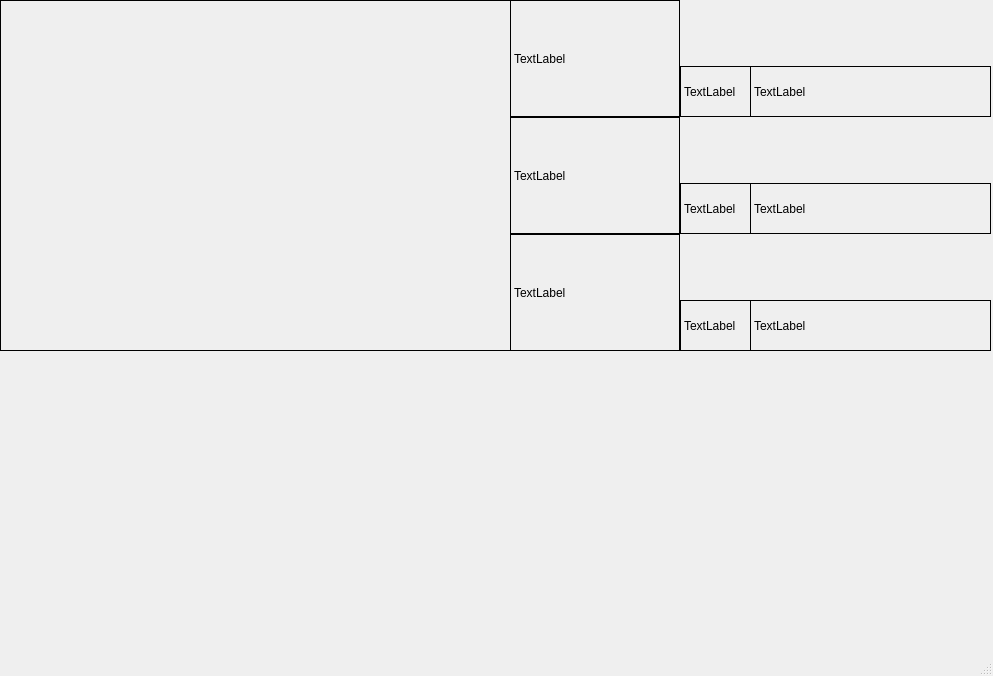
Old version of the form user_interface.ui in the repository RicePandaaaa/KHealth.
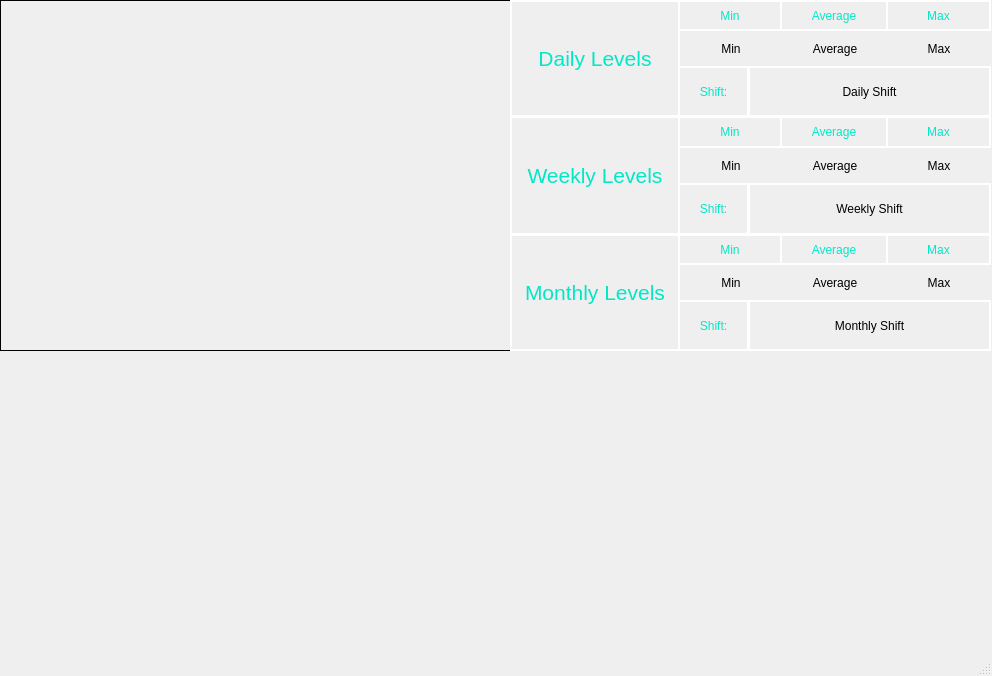
New version of the form.

```diff
--- a/user_interface.ui
+++ b/user_interface.ui
@@ -6,7 +6,7 @@
    <rect>
     <x>0</x>
     <y>0</y>
-    <width>993</width>
+    <width>992</width>
     <height>676</height>
    </rect>
   </property>
@@ -42,27 +42,57 @@
       <height>117</height>
      </rect>
     </property>
+    <property name="font">
+     <font>
+      <pointsize>16</pointsize>
+     </font>
+    </property>
+    <property name="styleSheet">
+     <string notr="true">color: #01e8c6;
+border: 2px solid white;</string>
+    </property>
     <property name="frameShape">
      <enum>QFrame::Box</enum>
     </property>
+    <property name="lineWidth">
+     <number>2</number>
+    </property>
     <property name="text">
-     <string>TextLabel</string>
+     <string>Daily Levels</string>
+    </property>
+    <property name="alignment">
+     <set>Qt::AlignCenter</set>
     </property>
    </widget>
    <widget class="QLabel" name="weekDescLabel">
     <property name="geometry">
      <rect>
       <x>510</x>
-      <y>117</y>
+      <y>116</y>
       <width>170</width>
-      <height>117</height>
+      <height>119</height>
      </rect>
     </property>
+    <property name="font">
+     <font>
+      <pointsize>16</pointsize>
+     </font>
+    </property>
+    <property name="styleSheet">
+     <string notr="true">color: #01e8c6;
+border: 2px solid white;</string>
+    </property>
     <property name="frameShape">
      <enum>QFrame::Box</enum>
     </property>
+    <property name="lineWidth">
+     <number>2</number>
+    </property>
     <property name="text">
-     <string>TextLabel</string>
+     <string>Weekly Levels</string>
+    </property>
+    <property name="alignment">
+     <set>Qt::AlignCenter</set>
     </property>
    </widget>
    <widget class="QLabel" name="monthDescLabel">
@@ -74,107 +104,587 @@
       <height>117</height>
      </rect>
     </property>
+    <property name="font">
+     <font>
+      <pointsize>16</pointsize>
+     </font>
+    </property>
+    <property name="styleSheet">
+     <string notr="true">color: #01e8c6;
+border: 2px solid white;</string>
+    </property>
     <property name="frameShape">
      <enum>QFrame::Box</enum>
     </property>
+    <property name="lineWidth">
+     <number>2</number>
+    </property>
     <property name="text">
-     <string>TextLabel</string>
+     <string>Monthly Levels</string>
+    </property>
+    <property name="alignment">
+     <set>Qt::AlignCenter</set>
     </property>
    </widget>
    <widget class="QLabel" name="dayShiftValLabel">
     <property name="geometry">
      <rect>
-      <x>750</x>
+      <x>748</x>
       <y>66</y>
-      <width>241</width>
+      <width>243</width>
       <height>51</height>
      </rect>
     </property>
+    <property name="styleSheet">
+     <string notr="true">border: 2px solid white;</string>
+    </property>
     <property name="frameShape">
      <enum>QFrame::Box</enum>
     </property>
+    <property name="lineWidth">
+     <number>1</number>
+    </property>
     <property name="text">
-     <string>TextLabel</string>
+     <string>Daily Shift</string>
+    </property>
+    <property name="alignment">
+     <set>Qt::AlignCenter</set>
     </property>
    </widget>
    <widget class="QLabel" name="weekShiftValLabel">
     <property name="geometry">
      <rect>
-      <x>750</x>
+      <x>748</x>
       <y>183</y>
-      <width>241</width>
+      <width>243</width>
+      <height>52</height>
+     </rect>
+    </property>
+    <property name="styleSheet">
+     <string notr="true">border: 2px solid white;</string>
+    </property>
+    <property name="frameShape">
+     <enum>QFrame::Box</enum>
+    </property>
+    <property name="lineWidth">
+     <number>1</number>
+    </property>
+    <property name="text">
+     <string>Weekly Shift</string>
+    </property>
+    <property name="alignment">
+     <set>Qt::AlignCenter</set>
+    </property>
+   </widget>
+   <widget class="QLabel" name="monthShiftValLabel">
+    <property name="geometry">
+     <rect>
+      <x>748</x>
+      <y>300</y>
+      <width>243</width>
       <height>51</height>
      </rect>
     </property>
+    <property name="styleSheet">
+     <string notr="true">border: 2px solid white;</string>
+    </property>
     <property name="frameShape">
      <enum>QFrame::Box</enum>
     </property>
+    <property name="lineWidth">
+     <number>1</number>
+    </property>
     <property name="text">
-     <string>TextLabel</string>
+     <string>Monthly Shift</string>
+    </property>
+    <property name="alignment">
+     <set>Qt::AlignCenter</set>
     </property>
    </widget>
    <widget class="QLabel" name="monthShiftDescLabel">
     <property name="geometry">
      <rect>
-      <x>750</x>
-      <y>300</y>
-      <width>241</width>
-      <height>51</height>
-     </rect>
-    </property>
-    <property name="frameShape">
-     <enum>QFrame::Box</enum>
-    </property>
-    <property name="text">
-     <string>TextLabel</string>
-    </property>
-   </widget>
-   <widget class="QLabel" name="monthShiftDescLabel_2">
-    <property name="geometry">
-     <rect>
-      <x>680</x>
+      <x>678</x>
       <y>300</y>
       <width>71</width>
       <height>51</height>
      </rect>
     </property>
+    <property name="styleSheet">
+     <string notr="true">color: #01e8c6;
+border: 2px solid white;</string>
+    </property>
     <property name="frameShape">
      <enum>QFrame::Box</enum>
     </property>
+    <property name="lineWidth">
+     <number>1</number>
+    </property>
     <property name="text">
-     <string>TextLabel</string>
+     <string>Shift:</string>
+    </property>
+    <property name="alignment">
+     <set>Qt::AlignCenter</set>
     </property>
    </widget>
    <widget class="QLabel" name="weekShiftDescLabel">
     <property name="geometry">
      <rect>
-      <x>680</x>
+      <x>678</x>
       <y>183</y>
       <width>71</width>
-      <height>51</height>
+      <height>52</height>
      </rect>
     </property>
+    <property name="styleSheet">
+     <string notr="true">color: #01e8c6;
+border: 2px solid white;</string>
+    </property>
     <property name="frameShape">
      <enum>QFrame::Box</enum>
     </property>
+    <property name="lineWidth">
+     <number>2</number>
+    </property>
     <property name="text">
-     <string>TextLabel</string>
+     <string>Shift:</string>
+    </property>
+    <property name="alignment">
+     <set>Qt::AlignCenter</set>
     </property>
    </widget>
    <widget class="QLabel" name="dayShiftDescLabel">
     <property name="geometry">
      <rect>
-      <x>680</x>
+      <x>678</x>
       <y>66</y>
       <width>71</width>
       <height>51</height>
      </rect>
     </property>
+    <property name="styleSheet">
+     <string notr="true">color: #01e8c6;
+border: 2px solid white;</string>
+    </property>
     <property name="frameShape">
      <enum>QFrame::Box</enum>
     </property>
+    <property name="lineWidth">
+     <number>2</number>
+    </property>
     <property name="text">
-     <string>TextLabel</string>
+     <string>Shift:</string>
+    </property>
+    <property name="alignment">
+     <set>Qt::AlignCenter</set>
+    </property>
+   </widget>
+   <widget class="QLabel" name="dailyMinDescLabel">
+    <property name="geometry">
+     <rect>
+      <x>678</x>
+      <y>0</y>
+      <width>104</width>
+      <height>31</height>
+     </rect>
+    </property>
+    <property name="layoutDirection">
+     <enum>Qt::LeftToRight</enum>
+    </property>
+    <property name="styleSheet">
+     <string notr="true">color: #01e8c6;
+border: 2px solid white;</string>
+    </property>
+    <property name="frameShape">
+     <enum>QFrame::Box</enum>
+    </property>
+    <property name="lineWidth">
+     <number>2</number>
+    </property>
+    <property name="text">
+     <string>Min</string>
+    </property>
+    <property name="alignment">
+     <set>Qt::AlignCenter</set>
+    </property>
+   </widget>
+   <widget class="QLabel" name="dayAvgDescLabel">
+    <property name="geometry">
+     <rect>
+      <x>780</x>
+      <y>0</y>
+      <width>108</width>
+      <height>31</height>
+     </rect>
+    </property>
+    <property name="styleSheet">
+     <string notr="true">color: #01e8c6;
+border: 2px solid white;</string>
+    </property>
+    <property name="frameShape">
+     <enum>QFrame::Box</enum>
+    </property>
+    <property name="lineWidth">
+     <number>2</number>
+    </property>
+    <property name="text">
+     <string>Average</string>
+    </property>
+    <property name="alignment">
+     <set>Qt::AlignCenter</set>
+    </property>
+   </widget>
+   <widget class="QLabel" name="dayMaxDescLabel">
+    <property name="geometry">
+     <rect>
+      <x>886</x>
+      <y>0</y>
+      <width>105</width>
+      <height>31</height>
+     </rect>
+    </property>
+    <property name="styleSheet">
+     <string notr="true">color: #01e8c6;
+border: 2px solid white;</string>
+    </property>
+    <property name="frameShape">
+     <enum>QFrame::Box</enum>
+    </property>
+    <property name="lineWidth">
+     <number>2</number>
+    </property>
+    <property name="text">
+     <string>Max</string>
+    </property>
+    <property name="alignment">
+     <set>Qt::AlignCenter</set>
+    </property>
+   </widget>
+   <widget class="QLabel" name="weekMinDescLabel">
+    <property name="geometry">
+     <rect>
+      <x>678</x>
+      <y>116</y>
+      <width>104</width>
+      <height>32</height>
+     </rect>
+    </property>
+    <property name="styleSheet">
+     <string notr="true">color: #01e8c6;
+border: 2px solid white;</string>
+    </property>
+    <property name="frameShape">
+     <enum>QFrame::Box</enum>
+    </property>
+    <property name="lineWidth">
+     <number>2</number>
+    </property>
+    <property name="text">
+     <string>Min</string>
+    </property>
+    <property name="alignment">
+     <set>Qt::AlignCenter</set>
+    </property>
+   </widget>
+   <widget class="QLabel" name="weekMaxDescLabel">
+    <property name="geometry">
+     <rect>
+      <x>886</x>
+      <y>116</y>
+      <width>105</width>
+      <height>32</height>
+     </rect>
+    </property>
+    <property name="styleSheet">
+     <string notr="true">color: #01e8c6;
+border: 2px solid white;</string>
+    </property>
+    <property name="frameShape">
+     <enum>QFrame::Box</enum>
+    </property>
+    <property name="lineWidth">
+     <number>2</number>
+    </property>
+    <property name="text">
+     <string>Max</string>
+    </property>
+    <property name="alignment">
+     <set>Qt::AlignCenter</set>
+    </property>
+   </widget>
+   <widget class="QLabel" name="weekAvgDescLabel">
+    <property name="geometry">
+     <rect>
+      <x>780</x>
+      <y>116</y>
+      <width>108</width>
+      <height>32</height>
+     </rect>
+    </property>
+    <property name="styleSheet">
+     <string notr="true">color: #01e8c6;
+border: 2px solid white;</string>
+    </property>
+    <property name="frameShape">
+     <enum>QFrame::Box</enum>
+    </property>
+    <property name="lineWidth">
+     <number>2</number>
+    </property>
+    <property name="text">
+     <string>Average</string>
+    </property>
+    <property name="alignment">
+     <set>Qt::AlignCenter</set>
+    </property>
+   </widget>
+   <widget class="QLabel" name="montlyMinDescLabel">
+    <property name="geometry">
+     <rect>
+      <x>678</x>
+      <y>234</y>
+      <width>104</width>
+      <height>31</height>
+     </rect>
+    </property>
+    <property name="styleSheet">
+     <string notr="true">color: #01e8c6;
+border: 2px solid white;</string>
+    </property>
+    <property name="frameShape">
+     <enum>QFrame::Box</enum>
+    </property>
+    <property name="lineWidth">
+     <number>2</number>
+    </property>
+    <property name="text">
+     <string>Min</string>
+    </property>
+    <property name="alignment">
+     <set>Qt::AlignCenter</set>
+    </property>
+   </widget>
+   <widget class="QLabel" name="monthMaxDescLabel">
+    <property name="geometry">
+     <rect>
+      <x>886</x>
+      <y>234</y>
+      <width>105</width>
+      <height>31</height>
+     </rect>
+    </property>
+    <property name="styleSheet">
+     <string notr="true">color: #01e8c6;
+border: 2px solid white;</string>
+    </property>
+    <property name="frameShape">
+     <enum>QFrame::Box</enum>
+    </property>
+    <property name="lineWidth">
+     <number>2</number>
+    </property>
+    <property name="text">
+     <string>Max</string>
+    </property>
+    <property name="alignment">
+     <set>Qt::AlignCenter</set>
+    </property>
+   </widget>
+   <widget class="QLabel" name="monthAvgDescLabel">
+    <property name="geometry">
+     <rect>
+      <x>780</x>
+      <y>234</y>
+      <width>108</width>
+      <height>31</height>
+     </rect>
+    </property>
+    <property name="styleSheet">
+     <string notr="true">color: #01e8c6;
+border: 2px solid white;</string>
+    </property>
+    <property name="frameShape">
+     <enum>QFrame::Box</enum>
+    </property>
+    <property name="lineWidth">
+     <number>2</number>
+    </property>
+    <property name="text">
+     <string>Average</string>
+    </property>
+    <property name="alignment">
+     <set>Qt::AlignCenter</set>
+    </property>
+   </widget>
+   <widget class="QLabel" name="dayMinValLabel">
+    <property name="geometry">
+     <rect>
+      <x>679</x>
+      <y>30</y>
+      <width>104</width>
+      <height>37</height>
+     </rect>
+    </property>
+    <property name="frameShape">
+     <enum>QFrame::NoFrame</enum>
+    </property>
+    <property name="text">
+     <string>Min</string>
+    </property>
+    <property name="alignment">
+     <set>Qt::AlignCenter</set>
+    </property>
+   </widget>
+   <widget class="QLabel" name="dayMaxValLabel">
+    <property name="geometry">
+     <rect>
+      <x>887</x>
+      <y>30</y>
+      <width>104</width>
+      <height>37</height>
+     </rect>
+    </property>
+    <property name="frameShape">
+     <enum>QFrame::NoFrame</enum>
+    </property>
+    <property name="text">
+     <string>Max</string>
+    </property>
+    <property name="alignment">
+     <set>Qt::AlignCenter</set>
+    </property>
+   </widget>
+   <widget class="QLabel" name="dayAvgValLabel">
+    <property name="geometry">
+     <rect>
+      <x>782</x>
+      <y>30</y>
+      <width>106</width>
+      <height>37</height>
+     </rect>
+    </property>
+    <property name="frameShape">
+     <enum>QFrame::NoFrame</enum>
+    </property>
+    <property name="text">
+     <string>Average</string>
+    </property>
+    <property name="alignment">
+     <set>Qt::AlignCenter</set>
+    </property>
+   </widget>
+   <widget class="QLabel" name="weekMaxValLabel">
+    <property name="geometry">
+     <rect>
+      <x>887</x>
+      <y>147</y>
+      <width>104</width>
+      <height>37</height>
+     </rect>
+    </property>
+    <property name="frameShape">
+     <enum>QFrame::NoFrame</enum>
+    </property>
+    <property name="text">
+     <string>Max</string>
+    </property>
+    <property name="alignment">
+     <set>Qt::AlignCenter</set>
+    </property>
+   </widget>
+   <widget class="QLabel" name="weekAvgValLabel">
+    <property name="geometry">
+     <rect>
+      <x>782</x>
+      <y>147</y>
+      <width>106</width>
+      <height>37</height>
+     </rect>
+    </property>
+    <property name="frameShape">
+     <enum>QFrame::NoFrame</enum>
+    </property>
+    <property name="text">
+     <string>Average</string>
+    </property>
+    <property name="alignment">
+     <set>Qt::AlignCenter</set>
+    </property>
+   </widget>
+   <widget class="QLabel" name="weekMinValLabel">
+    <property name="geometry">
+     <rect>
+      <x>679</x>
+      <y>147</y>
+      <width>104</width>
+      <height>37</height>
+     </rect>
+    </property>
+    <property name="frameShape">
+     <enum>QFrame::NoFrame</enum>
+    </property>
+    <property name="text">
+     <string>Min</string>
+    </property>
+    <property name="alignment">
+     <set>Qt::AlignCenter</set>
+    </property>
+   </widget>
+   <widget class="QLabel" name="monthMaxValLabel">
+    <property name="geometry">
+     <rect>
+      <x>887</x>
+      <y>264</y>
+      <width>104</width>
+      <height>37</height>
+     </rect>
+    </property>
+    <property name="frameShape">
+     <enum>QFrame::NoFrame</enum>
+    </property>
+    <property name="text">
+     <string>Max</string>
+    </property>
+    <property name="alignment">
+     <set>Qt::AlignCenter</set>
+    </property>
+   </widget>
+   <widget class="QLabel" name="monthMinValLabel">
+    <property name="geometry">
+     <rect>
+      <x>679</x>
+      <y>264</y>
+      <width>104</width>
+      <height>37</height>
+     </rect>
+    </property>
+    <property name="frameShape">
+     <enum>QFrame::NoFrame</enum>
+    </property>
+    <property name="text">
+     <string>Min</string>
+    </property>
+    <property name="alignment">
+     <set>Qt::AlignCenter</set>
+    </property>
+   </widget>
+   <widget class="QLabel" name="monthAvgValLabel">
+    <property name="geometry">
+     <rect>
+      <x>782</x>
+      <y>264</y>
+      <width>106</width>
+      <height>37</height>
+     </rect>
+    </property>
+    <property name="frameShape">
+     <enum>QFrame::NoFrame</enum>
+    </property>
+    <property name="text">
+     <string>Average</string>
+    </property>
+    <property name="alignment">
+     <set>Qt::AlignCenter</set>
     </property>
    </widget>
   </widget>
```
Left out of the diff: 2 changed lines with no effect on the pictures.
